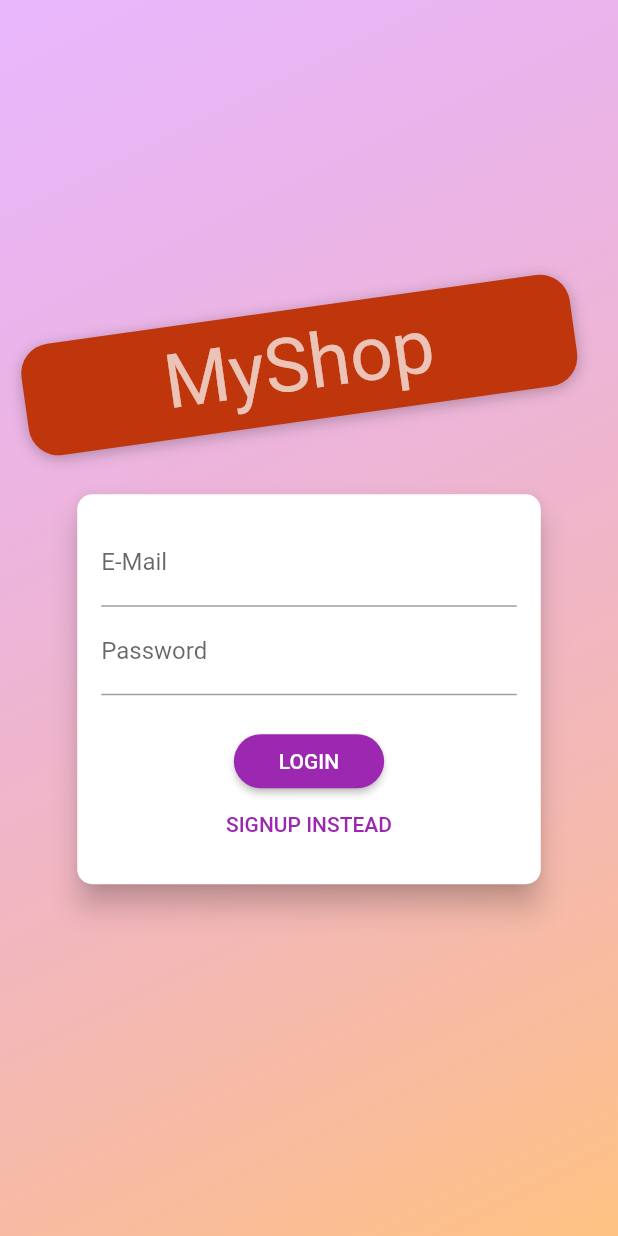
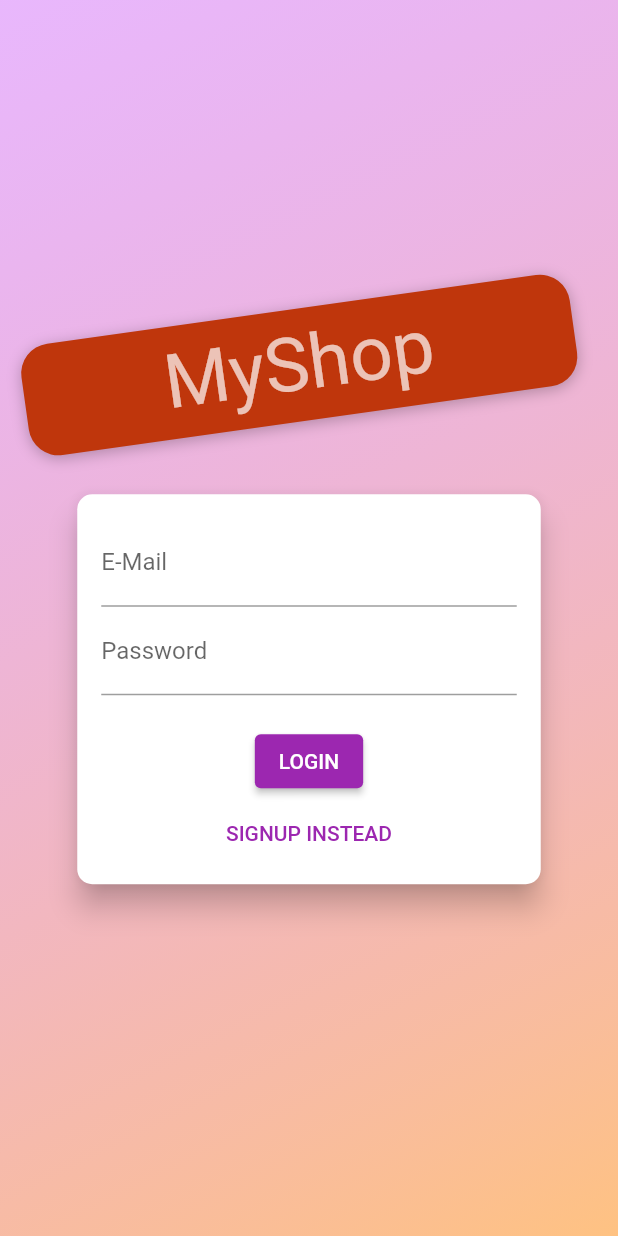
Before and after one commit to manuelwils/shopping_app, a Flutter app: the AuthScreen screen opened directly, on a phone screen of 412 x 824 dp. Run offline on Flutter 3.47's test engine with Material 2 defaults, Android fonts, the phone set to English and light mode, and no system bars; our stand-ins replace device_info_plus; Roboto replaces fonts that are missing (Anton).

Commit message:
working on auth

```diff
--- a/lib/Config/Url.dart
+++ b/lib/Config/Url.dart
@@ -1,7 +1,12 @@
 class Url {
-  static const String baseUrl = 'http://fe33-105-113-13-42.ngrok.io/api';
+  static const String baseUrl = 'https://b820-105-113-12-139.ngrok.io/api';
+  static String token = '';
 
   static const Map<String, Map<String, String>> to = {
+    'auth': {
+      'register': baseUrl + '/auth/register',
+      'login': baseUrl + '/auth/login',
+    },
     'product': {
       'store': baseUrl + '/product/store',
       'fetch': baseUrl + '/product/fetch',
@@ -15,10 +20,9 @@ class Url {
     },
   };
 
-  static const Map<String, Map<String, String>> headers = {
-    'json_headers': {
-      'Content-type': 'application/json',
-      'Accept': 'application/json',
-    },
+  Map<String, String> headers = {
+    'Content-type': 'application/json',
+    'Accept': 'application/json',
+    'Authorization': 'Bearer $token',
   };
 }
--- a/lib/bootstrap/AppProviders.dart
+++ b/lib/bootstrap/AppProviders.dart
@@ -1,13 +1,18 @@
 import 'package:provider/provider.dart';
 import 'package:provider/single_child_widget.dart';
 
+import '../Services/Auth.dart';
 import '../Providers/ProductProvider.dart';
 import '../Providers/CartProvider.dart';
 import '../Providers/OrderProvider.dart';
 
 List<SingleChildWidget> appProviders = [
   ChangeNotifierProvider(
+    create: (context) => Auth(),
+  ),
+  ChangeNotifierProxyProvider<Auth, ProductProvider>(
     create: (context) => ProductProvider(),
+    update: (ctx, auth, product) => ProductProvider(),
   ),
   ChangeNotifierProvider(
     create: (context) => CartProvider(),
--- a/lib/routes/PageRoutes.dart
+++ b/lib/routes/PageRoutes.dart
@@ -5,8 +5,10 @@ import '../Screens/UserProductScreen.dart';
 import '../Screens/CartScreen.dart';
 import '../Screens/ProductDetailScreen.dart';
 import '../Screens/OrderScreen.dart';
+import '../Screens/Auth/AuthScreen.dart';
 
 Map<String, Widget Function(BuildContext)> pageRoutes = {
+  AuthScreen.routeName: (context) => AuthScreen(),
   ProductDetailScreen.routeName: (context) => const ProductDetailScreen(),
   CartScreen.routeName: (context) => CartScreen(),
   OrderScreen.routeName: (context) => const OrderScreen(),
--- a/lib/screens/ProductOverviewScreen.dart
+++ b/lib/screens/ProductOverviewScreen.dart
@@ -1,5 +1,6 @@
 import 'package:flutter/material.dart';
 import 'package:provider/provider.dart';
+import 'package:shopping_app/Config/Url.dart';
 
 import '../Providers/ProductProvider.dart';
 import '../Widgets/components/AppDrawer.dart';
--- a/lib/widgets/AuthCard.dart
+++ b/lib/widgets/AuthCard.dart
@@ -1,6 +1,9 @@
 import 'package:flutter/material.dart';
+import 'package:provider/provider.dart';
 
+import '../Exceptions/HttpException.dart';
 import '../Screens/Auth/AuthScreen.dart';
+import '../Services/Auth.dart';
 
 class AuthCard extends StatefulWidget {
   @override
@@ -17,7 +20,7 @@ class _AuthCardState extends State<AuthCard> {
   var _isLoading = false;
   final _passwordController = TextEditingController();
 
-  void _submit() {
+  Future<void> _submit() async {
     if (!_formKey.currentState!.validate()) {
       // Invalid!
       return;
@@ -26,10 +29,22 @@ class _AuthCardState extends State<AuthCard> {
     setState(() {
       _isLoading = true;
     });
-    if (_authMode == AuthMode.Login) {
-      // Log user in
-    } else {
-      // Sign user up
+    try {
+      if (_authMode == AuthMode.Login) {
+        await Provider.of<Auth>(context, listen: false).login(
+          _authData['email']!,
+          _authData['password']!,
+        );
+      } else {
+        await Provider.of<Auth>(context, listen: false).signUp(
+          _authData['email']!,
+          _authData['password']!,
+        );
+      }
+    } on HttpException catch (exception) {
+      print(exception.toString());
+    } catch (exception) {
+      print(exception.toString());
     }
     setState(() {
       _isLoading = false;
@@ -113,26 +128,32 @@ class _AuthCardState extends State<AuthCard> {
                 if (_isLoading)
                   const CircularProgressIndicator()
                 else
-                  RaisedButton(
-                    child:
-                        Text(_authMode == AuthMode.Login ? 'LOGIN' : 'SIGN UP'),
+                  ElevatedButton(
+                    child: Text(
+                      _authMode == AuthMode.Login ? 'LOGIN' : 'SIGN UP',
+                      style: const TextStyle(color: Colors.white),
+                    ),
                     onPressed: _submit,
-                    shape: RoundedRectangleBorder(
-                      borderRadius: BorderRadius.circular(30),
+                    style: ButtonStyle(
+                      backgroundColor: MaterialStateProperty.all(
+                          Theme.of(context).primaryColor),
                     ),
-                    padding: const EdgeInsets.symmetric(
-                        horizontal: 30.0, vertical: 8.0),
-                    color: Theme.of(context).primaryColor,
-                    textColor: Theme.of(context).primaryTextTheme.button!.color,
+                    // shape: RoundedRectangleBorder(
+                    //   borderRadius: BorderRadius.circular(30),
+                    // ),
+                    // padding: const EdgeInsets.symmetric(
+                    //     horizontal: 30.0, vertical: 8.0),
+                    // color: Theme.of(context).primaryColor,
+                    // textColor: Theme.of(context).primaryTextTheme.button!.color,
                   ),
-                FlatButton(
+                TextButton(
                   child: Text(
                       '${_authMode == AuthMode.Login ? 'SIGNUP' : 'LOGIN'} INSTEAD'),
                   onPressed: _switchAuthMode,
-                  padding:
-                      const EdgeInsets.symmetric(horizontal: 30.0, vertical: 4),
-                  materialTapTargetSize: MaterialTapTargetSize.shrinkWrap,
-                  textColor: Theme.of(context).primaryColor,
+                  // padding:
+                  //     const EdgeInsets.symmetric(horizontal: 30.0, vertical: 4),
+                  // materialTapTargetSize: MaterialTapTargetSize.shrinkWrap,
+                  // textColor: Theme.of(context).primaryColor,
                 ),
               ],
             ),
--- a/pubspec.yaml
+++ b/pubspec.yaml
@@ -33,6 +33,7 @@ dependencies:
   provider: 5.0.0
   intl: ^0.17.0
   shared_preferences: ^2.0.15
+  device_info_plus: ^8.0.0
 
 
   # The following adds the Cupertino Icons font to your application.
```
Also changed, not shown: lib/Services/Auth.dart (added, +76 -0 lines), lib/dummy_products.dart (deleted, +0 -32 lines), lib/main.dart (+6 -2 lines), lib/models/product.dart (+7 -5 lines), lib/providers/OrderProvider.dart (+6 -6 lines), lib/providers/ProductProvider.dart (+16 -17 lines), lib/widgets/components/AppDrawer.dart (+27 -12 lines), pubspec.lock, 2 other files.
